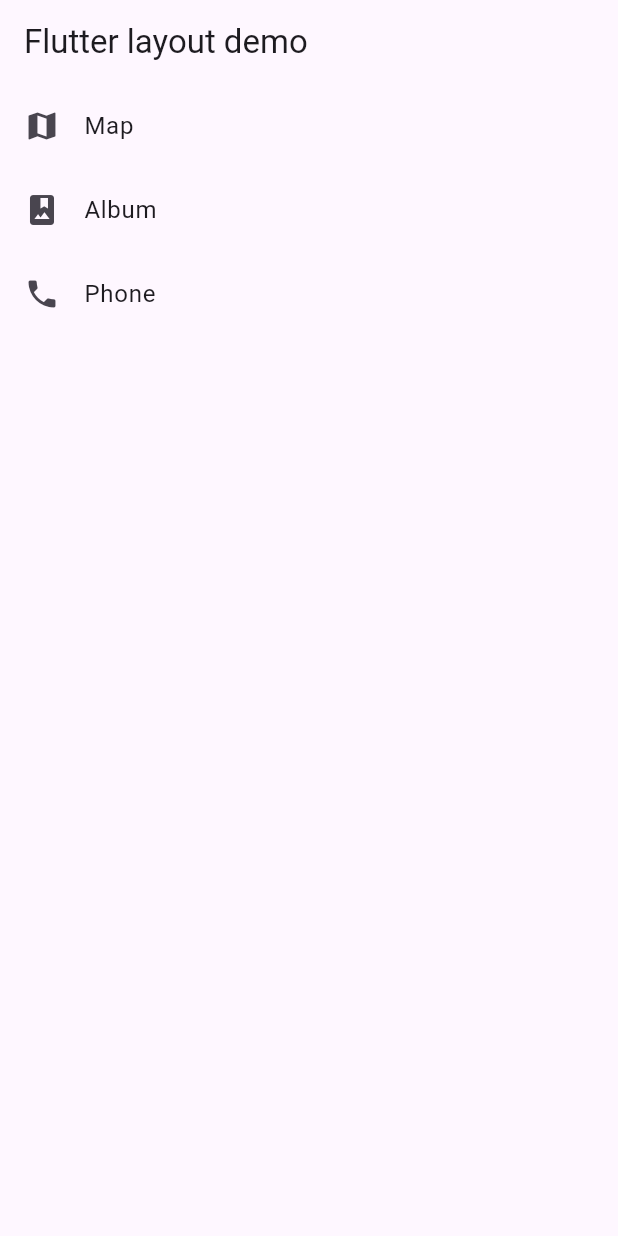
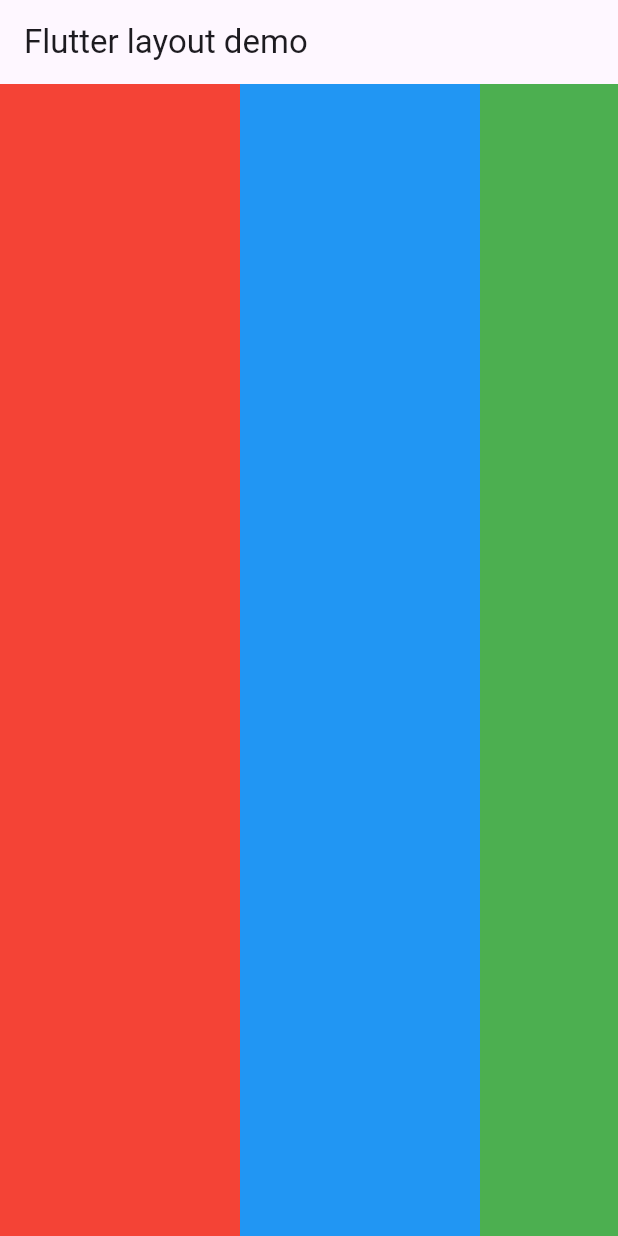
Before and after one commit to flutter-development-rboriba/list_girds_tests, a Flutter app: the screen it shows after launch, on a phone screen of 412 x 824 dp. Run offline on Flutter 3.47's test engine with Material 3 defaults, Android fonts, the phone set to English and light mode, and no system bars.

Commit message:
Create a horizontal list

```diff
--- a/lib/main.dart
+++ b/lib/main.dart
@@ -19,18 +19,27 @@ class MyApp extends StatelessWidget {
         ),
         // #docregion add-widget
         body: ListView(
-          children: const <Widget>[
-            ListTile(
-              leading: Icon(Icons.map),
-              title: Text('Map'),
+          scrollDirection: Axis.horizontal,
+          children: <Widget>[
+            Container(
+              width: 160,
+              color: Colors.red,
             ),
-            ListTile(
-              leading: Icon(Icons.photo_album),
-              title: Text('Album'),
+            Container(
+              width: 160,
+              color: Colors.blue,
             ),
-            ListTile(
-              leading: Icon(Icons.phone),
-              title: Text('Phone'),
+            Container(
+              width: 160,
+              color: Colors.green,
+            ),
+            Container(
+              width: 160,
+              color: Colors.yellow,
+            ),
+            Container(
+              width: 160,
+              color: Colors.orange,
             ),
           ],
         ),
```
